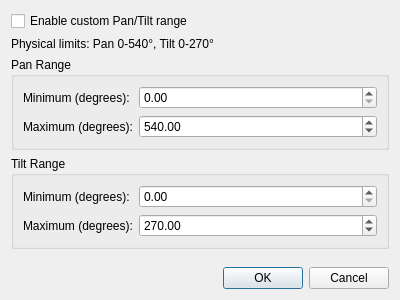
Old version of the form ui/src/pantiltrangeeditor.ui in the repository filipolszewsk/qlcplus.
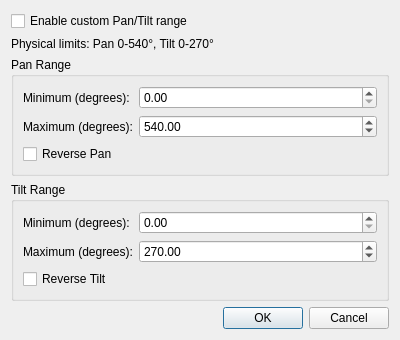
New version of the form.

Commit message: Add reverse pan/tilt functionality to channel modifiers

```diff
--- a/ui/src/pantiltrangeeditor.ui
+++ b/ui/src/pantiltrangeeditor.ui
@@ -74,6 +74,13 @@
         </property>
        </widget>
       </item>
+      <item row="2" column="0" colspan="2">
+       <widget class="QCheckBox" name="m_panReverseCheck">
+        <property name="text">
+         <string>Reverse Pan</string>
+        </property>
+       </widget>
+      </item>
      </layout>
     </widget>
    </item>
@@ -123,6 +130,13 @@
         </property>
        </widget>
       </item>
+      <item row="2" column="0" colspan="2">
+       <widget class="QCheckBox" name="m_tiltReverseCheck">
+        <property name="text">
+         <string>Reverse Tilt</string>
+        </property>
+       </widget>
+      </item>
      </layout>
     </widget>
    </item>
```
The commit also changes 6 other files.
